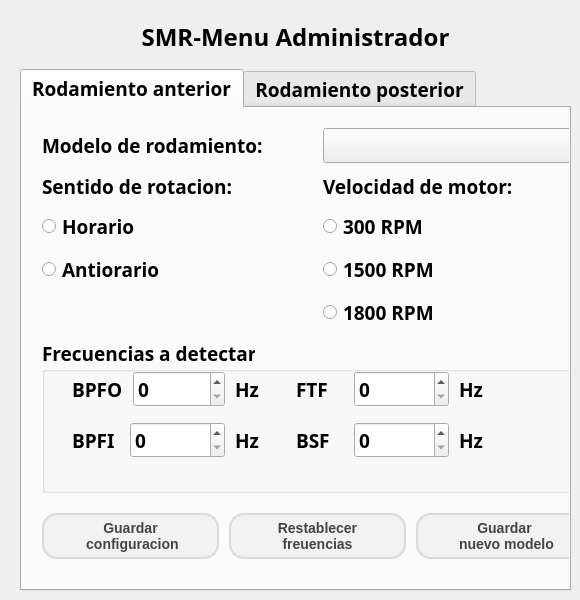
The window that app_smr/Qt/win_admin.ui (nvargas24/Sistema_medicion_de_rodamientos-SMR) describes before a commit, drawn with Qt 5.
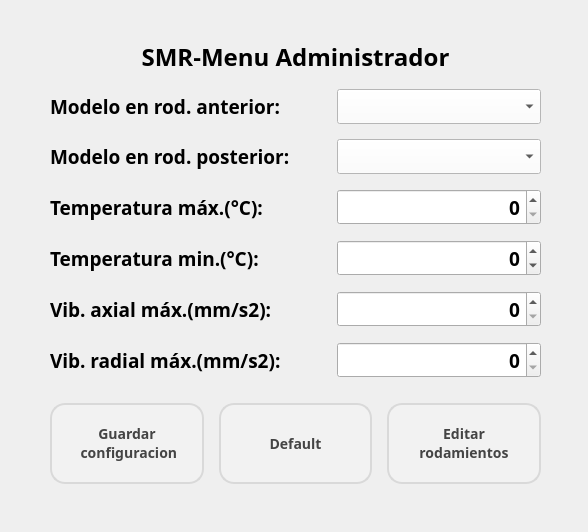
The same window after the commit.

Diff of the .ui file:
```diff
--- a/app_smr/Qt/win_admin.ui
+++ b/app_smr/Qt/win_admin.ui
@@ -1,28 +1,35 @@
 <?xml version="1.0" encoding="UTF-8"?>
 <ui version="4.0">
  <class>AdminWindow</class>
- <widget class="QMainWindow" name="AdminWindow">
+ <widget class="QWidget" name="AdminWindow">
   <property name="geometry">
    <rect>
     <x>0</x>
     <y>0</y>
-    <width>580</width>
-    <height>600</height>
+    <width>588</width>
+    <height>532</height>
    </rect>
   </property>
   <property name="windowTitle">
    <string>MainWindow</string>
   </property>
-  <widget class="QWidget" name="centralwidget">
    <widget class="QWidget" name="verticalLayoutWidget">
     <property name="geometry">
      <rect>
-      <x>20</x>
-      <y>20</y>
-      <width>551</width>
-      <height>571</height>
-     </rect>
-    </property>
+     <x>50</x>
+     <y>40</y>
+     <width>491</width>
+     <height>454</height>
+    </rect>
+   </property>
+   <property name="font">
+    <font>
+     <family>Segoe UI Semibold</family>
+     <pointsize>14</pointsize>
+     <weight>75</weight>
+     <bold>true</bold>
+    </font>
+   </property>
     <layout class="QVBoxLayout" name="verticalLayout">
      <property name="spacing">
       <number>15</number>
@@ -46,7 +53,9 @@
       </widget>
      </item>
      <item>
-      <widget class="QTabWidget" name="tab_rodamiento">
+     <layout class="QHBoxLayout" name="horizontalLayout_19" stretch="4,3">
+      <item>
+       <widget class="QLabel" name="label_29">
        <property name="font">
         <font>
          <family>Segoe UI Semibold</family>
@@ -55,711 +64,169 @@
          <bold>true</bold>
         </font>
        </property>
-       <property name="currentIndex">
-        <number>0</number>
-       </property>
-       <widget class="QWidget" name="tab">
-        <attribute name="title">
-         <string>Rodamiento anterior</string>
-        </attribute>
-        <widget class="QWidget" name="verticalLayoutWidget_7">
-         <property name="geometry">
-          <rect>
-           <x>20</x>
-           <y>20</y>
-           <width>551</width>
-           <height>441</height>
-          </rect>
-         </property>
-         <layout class="QVBoxLayout" name="verticalLayout_7" stretch="1,3,3,3">
-          <property name="spacing">
-           <number>10</number>
-          </property>
-          <item>
-           <layout class="QHBoxLayout" name="horizontalLayout_9">
-            <item>
-             <widget class="QLabel" name="label_13">
               <property name="text">
-               <string>Modelo de rodamiento:</string>
+         <string>Modelo en rod. anterior:</string>
               </property>
              </widget>
             </item>
             <item>
-             <widget class="QComboBox" name="cbox_modelo_rod_ant"/>
-            </item>
-           </layout>
-          </item>
-          <item>
-           <layout class="QHBoxLayout" name="horizontalLayout_10">
-            <property name="bottomMargin">
-             <number>0</number>
-            </property>
-            <item>
-             <layout class="QVBoxLayout" name="verticalLayout_8">
-              <item>
-               <widget class="QLabel" name="label_14">
-                <property name="text">
-                 <string>Sentido de rotacion:</string>
-                </property>
-               </widget>
-              </item>
-              <item>
-               <widget class="QRadioButton" name="rad_btn_h_ant">
-                <property name="text">
-                 <string>Horario</string>
+       <widget class="QComboBox" name="cbox_modelo_rod_ant">
+        <property name="font">
+         <font>
+          <family>Segoe UI Semibold</family>
+          <pointsize>14</pointsize>
+          <weight>75</weight>
+          <bold>true</bold>
+         </font>
+        </property>
+        <property name="focusPolicy">
+         <enum>Qt::ClickFocus</enum>
+        </property>
+        <property name="styleSheet">
+         <string notr="true">background-color: rgb(255, 255, 255);</string>
                 </property>
                </widget>
               </item>
-              <item>
-               <widget class="QRadioButton" name="rad_btn_a_ant">
-                <property name="text">
-                 <string>Antiorario</string>
-                </property>
-               </widget>
-              </item>
-              <item>
-               <spacer name="verticalSpacer_3">
-                <property name="orientation">
-                 <enum>Qt::Vertical</enum>
-                </property>
-                <property name="sizeHint" stdset="0">
-                 <size>
-                  <width>20</width>
-                  <height>40</height>
-                 </size>
-                </property>
-               </spacer>
-              </item>
              </layout>
             </item>
             <item>
-             <layout class="QVBoxLayout" name="verticalLayout_9">
+     <layout class="QHBoxLayout" name="horizontalLayout_18" stretch="4,3">
               <item>
-               <widget class="QLabel" name="label_15">
-                <property name="text">
-                 <string>Velocidad de motor:</string>
-                </property>
-               </widget>
-              </item>
-              <item>
-               <widget class="QRadioButton" name="rad_btn_v300_ant">
+       <widget class="QLabel" name="label_28">
+        <property name="font">
+         <font>
+          <family>Segoe UI Semibold</family>
+          <pointsize>14</pointsize>
+          <weight>75</weight>
+          <bold>true</bold>
+         </font>
+        </property>
                 <property name="text">
-                 <string>300 RPM</string>
+         <string>Modelo en rod. posterior:</string>
                 </property>
                </widget>
               </item>
               <item>
-               <widget class="QRadioButton" name="rad_btn_v1500_ant">
-                <property name="text">
-                 <string>1500 RPM</string>
-                </property>
-               </widget>
-              </item>
-              <item>
-               <widget class="QRadioButton" name="rad_btn_v1800_ant">
-                <property name="text">
-                 <string>1800 RPM</string>
-                </property>
-               </widget>
-              </item>
-              <item>
-               <spacer name="verticalSpacer_4">
-                <property name="orientation">
-                 <enum>Qt::Vertical</enum>
-                </property>
-                <property name="sizeHint" stdset="0">
-                 <size>
-                  <width>20</width>
-                  <height>40</height>
-                 </size>
-                </property>
-               </spacer>
-              </item>
-             </layout>
-            </item>
-           </layout>
-          </item>
-          <item>
-           <widget class="QGroupBox" name="groupBox_2">
-            <property name="title">
-             <string>Frecuencias a detectar</string>
-            </property>
-            <widget class="QWidget" name="horizontalLayoutWidget_7">
-             <property name="geometry">
-              <rect>
-               <x>30</x>
-               <y>30</y>
-               <width>411</width>
-               <height>91</height>
-              </rect>
-             </property>
-             <layout class="QHBoxLayout" name="horizontalLayout_11" stretch="7,1,7">
-              <property name="spacing">
-               <number>10</number>
-              </property>
-              <item>
-               <layout class="QVBoxLayout" name="verticalLayout_10">
-                <item>
-                 <layout class="QHBoxLayout" name="horizontalLayout_12" stretch="4,8,1">
-                  <item>
-                   <widget class="QLabel" name="label_16">
-                    <property name="text">
-                     <string>BPFO</string>
-                    </property>
-                   </widget>
-                  </item>
-                  <item>
-                   <widget class="QSpinBox" name="sbox_bpfo_ant">
-                    <property name="sizePolicy">
-                     <sizepolicy hsizetype="Expanding" vsizetype="Fixed">
-                      <horstretch>0</horstretch>
-                      <verstretch>0</verstretch>
-                     </sizepolicy>
-                    </property>
-                   </widget>
-                  </item>
-                  <item>
-                   <widget class="QLabel" name="label_17">
-                    <property name="sizePolicy">
-                     <sizepolicy hsizetype="Minimum" vsizetype="Preferred">
-                      <horstretch>0</horstretch>
-                      <verstretch>0</verstretch>
-                     </sizepolicy>
-                    </property>
-                    <property name="text">
-                     <string>Hz</string>
-                    </property>
-                   </widget>
-                  </item>
-                 </layout>
-                </item>
-                <item>
-                 <layout class="QHBoxLayout" name="horizontalLayout_13" stretch="4,8,1">
-                  <item>
-                   <widget class="QLabel" name="label_18">
-                    <property name="text">
-                     <string>BPFI</string>
-                    </property>
-                   </widget>
-                  </item>
-                  <item>
-                   <widget class="QSpinBox" name="sbox_bpfi_ant">
-                    <property name="sizePolicy">
-                     <sizepolicy hsizetype="Expanding" vsizetype="Fixed">
-                      <horstretch>0</horstretch>
-                      <verstretch>0</verstretch>
-                     </sizepolicy>
-                    </property>
-                   </widget>
-                  </item>
-                  <item>
-                   <widget class="QLabel" name="label_19">
-                    <property name="sizePolicy">
-                     <sizepolicy hsizetype="Minimum" vsizetype="Preferred">
-                      <horstretch>0</horstretch>
-                      <verstretch>0</verstretch>
-                     </sizepolicy>
-                    </property>
-                    <property name="text">
-                     <string>Hz</string>
-                    </property>
-                   </widget>
-                  </item>
-                 </layout>
-                </item>
-               </layout>
-              </item>
-              <item>
-               <spacer name="horizontalSpacer_2">
-                <property name="orientation">
-                 <enum>Qt::Horizontal</enum>
-                </property>
-                <property name="sizeHint" stdset="0">
-                 <size>
-                  <width>40</width>
-                  <height>20</height>
-                 </size>
-                </property>
-               </spacer>
-              </item>
-              <item>
-               <layout class="QVBoxLayout" name="verticalLayout_11">
-                <item>
-                 <layout class="QHBoxLayout" name="horizontalLayout_14" stretch="4,8,1">
-                  <item>
-                   <widget class="QLabel" name="label_20">
-                    <property name="text">
-                     <string>FTF</string>
-                    </property>
-                   </widget>
-                  </item>
-                  <item>
-                   <widget class="QSpinBox" name="sbox_ftf_ant">
-                    <property name="sizePolicy">
-                     <sizepolicy hsizetype="Expanding" vsizetype="Fixed">
-                      <horstretch>0</horstretch>
-                      <verstretch>0</verstretch>
-                     </sizepolicy>
-                    </property>
-                   </widget>
-                  </item>
-                  <item>
-                   <widget class="QLabel" name="label_21">
-                    <property name="text">
-                     <string>Hz</string>
-                    </property>
-                   </widget>
-                  </item>
-                 </layout>
-                </item>
-                <item>
-                 <layout class="QHBoxLayout" name="horizontalLayout_15" stretch="4,8,1">
-                  <item>
-                   <widget class="QLabel" name="label_22">
-                    <property name="text">
-                     <string>BSF</string>
-                    </property>
-                   </widget>
-                  </item>
-                  <item>
-                   <widget class="QSpinBox" name="sbox_bsf_ant">
-                    <property name="sizePolicy">
-                     <sizepolicy hsizetype="Expanding" vsizetype="Fixed">
-                      <horstretch>0</horstretch>
-                      <verstretch>0</verstretch>
-                     </sizepolicy>
-                    </property>
-                   </widget>
-                  </item>
-                  <item>
-                   <widget class="QLabel" name="label_23">
-                    <property name="text">
-                     <string>Hz</string>
-                    </property>
-                   </widget>
-                  </item>
-                 </layout>
-                </item>
-               </layout>
-              </item>
-             </layout>
-            </widget>
-           </widget>
-          </item>
-          <item>
-           <layout class="QHBoxLayout" name="horizontalLayout_16">
-            <property name="topMargin">
-             <number>10</number>
-            </property>
-            <property name="bottomMargin">
-             <number>10</number>
-            </property>
-            <item>
-             <widget class="QPushButton" name="btn_guardar_ant">
+       <widget class="QComboBox" name="cbox_modelo_rod_pos">
+        <property name="font">
+         <font>
+          <family>Segoe UI Semibold</family>
+          <pointsize>14</pointsize>
+          <weight>75</weight>
+          <bold>true</bold>
+         </font>
+        </property>
+        <property name="focusPolicy">
+         <enum>Qt::ClickFocus</enum>
+        </property>
               <property name="styleSheet">
-               <string notr="true">QPushButton {
-    background-color: #F2F2F2; /* Color de fondo */
-    border: 2px solid #D9D9D9; /* Borde gris claro */
-    border-radius: 15px; /* Bordes curvos */
-    padding: 5px 10px; /* Espacio interno para texto */
-    font-weight: bold; /* Texto en negrita */
-    font-size: 14px; /* Tamaño de fuente */
-    color: #444444; /* Color de texto */
-}
-
-QPushButton:hover {
-    background-color: #88AEF1; /* Color celeste */
-    border-color: #0078D7; /* Borde celeste */
-    color: #FFFFFF; /* Color de texto blanco */
-}
-
-QPushButton:focus {
-    background-color: #88AEF1; /* Color celeste */
-    border-color: #0078D7; /* Borde celeste */
-    color: #FFFFFF; /* Color de texto blanco */
-	outline: none; /* Elimina el contorno alrededor del QLineEdit al seleccionarlo */
-}</string>
-              </property>
-              <property name="text">
-               <string>Guardar 
- configuracion</string>
-              </property>
-              <property name="checkable">
-               <bool>false</bool>
-              </property>
-              <property name="autoRepeat">
-               <bool>false</bool>
-              </property>
-              <property name="autoDefault">
-               <bool>false</bool>
-              </property>
-              <property name="default">
-               <bool>false</bool>
-              </property>
-              <property name="flat">
-               <bool>false</bool>
-              </property>
-             </widget>
-            </item>
-            <item>
-             <widget class="QPushButton" name="btn_reset_ant">
-              <property name="styleSheet">
-               <string notr="true">QPushButton {
-    background-color: #F2F2F2; /* Color de fondo */
-    border: 2px solid #D9D9D9; /* Borde gris claro */
-    border-radius: 15px; /* Bordes curvos */
-    padding: 5px 10px; /* Espacio interno para texto */
-    font-weight: bold; /* Texto en negrita */
-    font-size: 14px; /* Tamaño de fuente */
-    color: #444444; /* Color de texto */
-}
-
-QPushButton:hover {
-    background-color: #88AEF1; /* Color celeste */
-    border-color: #0078D7; /* Borde celeste */
-    color: #FFFFFF; /* Color de texto blanco */
-}
-
-QPushButton:focus {
-    background-color: #88AEF1; /* Color celeste */
-    border-color: #0078D7; /* Borde celeste */
-    color: #FFFFFF; /* Color de texto blanco */
-	outline: none; /* Elimina el contorno alrededor del QLineEdit al seleccionarlo */
-}</string>
-              </property>
-              <property name="text">
-               <string>Restablecer 
-freuencias</string>
-              </property>
-             </widget>
-            </item>
-            <item>
-             <widget class="QPushButton" name="btn_new_rod_ant">
-              <property name="styleSheet">
-               <string notr="true">QPushButton {
-    background-color: #F2F2F2; /* Color de fondo */
-    border: 2px solid #D9D9D9; /* Borde gris claro */
-    border-radius: 15px; /* Bordes curvos */
-    padding: 5px 10px; /* Espacio interno para texto */
-    font-weight: bold; /* Texto en negrita */
-    font-size: 14px; /* Tamaño de fuente */
-    color: #444444; /* Color de texto */
-}
-
-QPushButton:hover {
-    background-color: #88AEF1; /* Color celeste */
-    border-color: #0078D7; /* Borde celeste */
-    color: #FFFFFF; /* Color de texto blanco */
-}
-
-QPushButton:focus {
-    background-color: #88AEF1; /* Color celeste */
-    border-color: #0078D7; /* Borde celeste */
-    color: #FFFFFF; /* Color de texto blanco */
-	outline: none; /* Elimina el contorno alrededor del QLineEdit al seleccionarlo */
-}</string>
-              </property>
-              <property name="text">
-               <string>Guardar
- nuevo modelo</string>
-              </property>
-             </widget>
-            </item>
-           </layout>
-          </item>
-         </layout>
-        </widget>
-       </widget>
-       <widget class="QWidget" name="tab_2">
-        <attribute name="title">
-         <string>Rodamiento posterior</string>
-        </attribute>
-        <widget class="QWidget" name="verticalLayoutWidget_2">
-         <property name="geometry">
-          <rect>
-           <x>20</x>
-           <y>20</y>
-           <width>529</width>
-           <height>441</height>
-          </rect>
-         </property>
-         <layout class="QVBoxLayout" name="verticalLayout_2" stretch="1,3,3,3">
-          <property name="spacing">
-           <number>10</number>
-          </property>
+         <string notr="true">background-color: rgb(255, 255, 255);</string>
+        </property>
+       </widget>
+      </item>
+     </layout>
+    </item>
           <item>
-           <layout class="QHBoxLayout" name="horizontalLayout">
+     <layout class="QHBoxLayout" name="horizontalLayout" stretch="4,3">
             <item>
              <widget class="QLabel" name="label_2">
               <property name="text">
-               <string>Modelo de rodamiento:</string>
+         <string>Temperatura máx.(°C):</string>
               </property>
              </widget>
             </item>
             <item>
-             <widget class="QComboBox" name="cbox_modelo_rod_pos"/>
+       <widget class="QSpinBox" name="sbox_temp_max">
+        <property name="focusPolicy">
+         <enum>Qt::ClickFocus</enum>
+        </property>
+        <property name="alignment">
+         <set>Qt::AlignRight|Qt::AlignTrailing|Qt::AlignVCenter</set>
+        </property>
+        <property name="minimum">
+         <number>0</number>
+        </property>
+        <property name="maximum">
+         <number>100</number>
+        </property>
+        <property name="value">
+         <number>0</number>
+        </property>
+       </widget>
             </item>
            </layout>
           </item>
           <item>
-           <layout class="QHBoxLayout" name="horizontalLayout_2">
-            <property name="bottomMargin">
-             <number>0</number>
-            </property>
-            <item>
-             <layout class="QVBoxLayout" name="verticalLayout_3">
+     <layout class="QHBoxLayout" name="horizontalLayout_2" stretch="4,3">
               <item>
                <widget class="QLabel" name="label_3">
                 <property name="text">
-                 <string>Sentido de rotacion:</string>
+         <string>Temperatura min.(°C):</string>
                 </property>
                </widget>
               </item>
               <item>
-               <widget class="QRadioButton" name="rad_btn_h_pos">
-                <property name="text">
-                 <string>Horario</string>
-                </property>
-               </widget>
-              </item>
-              <item>
-               <widget class="QRadioButton" name="rad_btn_a_pos">
-                <property name="text">
-                 <string>Antiorario</string>
-                </property>
-               </widget>
-              </item>
-              <item>
-               <spacer name="verticalSpacer">
-                <property name="orientation">
-                 <enum>Qt::Vertical</enum>
-                </property>
-                <property name="sizeHint" stdset="0">
-                 <size>
-                  <width>20</width>
-                  <height>40</height>
-                 </size>
-                </property>
-               </spacer>
+       <widget class="QSpinBox" name="sbox_temp_min">
+        <property name="focusPolicy">
+         <enum>Qt::ClickFocus</enum>
+        </property>
+        <property name="alignment">
+         <set>Qt::AlignRight|Qt::AlignTrailing|Qt::AlignVCenter</set>
+        </property>
+        <property name="minimum">
+         <number>-50</number>
+        </property>
+        <property name="maximum">
+         <number>100</number>
+        </property>
+       </widget>
               </item>
              </layout>
             </item>
             <item>
-             <layout class="QVBoxLayout" name="verticalLayout_4">
+     <layout class="QHBoxLayout" name="horizontalLayout_3" stretch="4,3">
               <item>
                <widget class="QLabel" name="label_4">
                 <property name="text">
-                 <string>Velocidad de motor:</string>
+         <string>Vib. axial máx.(mm/s2):</string>
                 </property>
                </widget>
               </item>
               <item>
-               <widget class="QRadioButton" name="rad_btn_v300_pos">
-                <property name="text">
-                 <string>300 RPM</string>
-                </property>
-               </widget>
-              </item>
-              <item>
-               <widget class="QRadioButton" name="rad_btn_v1500_pos">
-                <property name="text">
-                 <string>1500 RPM</string>
+       <widget class="QSpinBox" name="sbox_axial_max">
+        <property name="focusPolicy">
+         <enum>Qt::ClickFocus</enum>
+        </property>
+        <property name="alignment">
+         <set>Qt::AlignRight|Qt::AlignTrailing|Qt::AlignVCenter</set>
                 </property>
                </widget>
               </item>
-              <item>
-               <widget class="QRadioButton" name="rad_btn_v1800_pos">
-                <property name="text">
-                 <string>1800 RPM</string>
-                </property>
-               </widget>
-              </item>
-              <item>
-               <spacer name="verticalSpacer_2">
-                <property name="orientation">
-                 <enum>Qt::Vertical</enum>
-                </property>
-                <property name="sizeHint" stdset="0">
-                 <size>
-                  <width>20</width>
-                  <height>40</height>
-                 </size>
-                </property>
-               </spacer>
-              </item>
-             </layout>
-            </item>
-           </layout>
-          </item>
+     </layout>
+    </item>
           <item>
-           <widget class="QGroupBox" name="groupBox">
-            <property name="title">
-             <string>Frecuencias a detectar</string>
-            </property>
-            <widget class="QWidget" name="horizontalLayoutWidget_5">
-             <property name="geometry">
-              <rect>
-               <x>30</x>
-               <y>30</y>
-               <width>411</width>
-               <height>91</height>
-              </rect>
-             </property>
-             <layout class="QHBoxLayout" name="horizontalLayout_7" stretch="7,1,7">
-              <property name="spacing">
-               <number>10</number>
-              </property>
-              <item>
-               <layout class="QVBoxLayout" name="verticalLayout_5">
-                <item>
-                 <layout class="QHBoxLayout" name="horizontalLayout_3" stretch="4,8,1">
+     <layout class="QHBoxLayout" name="horizontalLayout_4" stretch="4,3">
                   <item>
                    <widget class="QLabel" name="label_5">
                     <property name="text">
-                     <string>BPFO</string>
+         <string>Vib. radial máx.(mm/s2):</string>
                     </property>
                    </widget>
                   </item>
                   <item>
-                   <widget class="QSpinBox" name="sbox_bpfo_pos">
-                    <property name="sizePolicy">
-                     <sizepolicy hsizetype="Expanding" vsizetype="Fixed">
-                      <horstretch>0</horstretch>
-                      <verstretch>0</verstretch>
-                     </sizepolicy>
-                    </property>
-                   </widget>
-                  </item>
-                  <item>
-                   <widget class="QLabel" name="label_10">
-                    <property name="sizePolicy">
-                     <sizepolicy hsizetype="Minimum" vsizetype="Preferred">
-                      <horstretch>0</horstretch>
-                      <verstretch>0</verstretch>
-                     </sizepolicy>
-                    </property>
-                    <property name="text">
-                     <string>Hz</string>
-                    </property>
+       <widget class="QSpinBox" name="sbox_radial_max">
+        <property name="focusPolicy">
+         <enum>Qt::ClickFocus</enum>
+        </property>
+        <property name="alignment">
+         <set>Qt::AlignRight|Qt::AlignTrailing|Qt::AlignVCenter</set>
+        </property>
                    </widget>
                   </item>
                  </layout>
                 </item>
                 <item>
-                 <layout class="QHBoxLayout" name="horizontalLayout_4" stretch="4,8,1">
-                  <item>
-                   <widget class="QLabel" name="label_6">
-                    <property name="text">
-                     <string>BPFI</string>
-                    </property>
-                   </widget>
-                  </item>
-                  <item>
-                   <widget class="QSpinBox" name="sbox_bpfi_pos">
-                    <property name="sizePolicy">
-                     <sizepolicy hsizetype="Expanding" vsizetype="Fixed">
-                      <horstretch>0</horstretch>
-                      <verstretch>0</verstretch>
-                     </sizepolicy>
-                    </property>
-                   </widget>
-                  </item>
-                  <item>
-                   <widget class="QLabel" name="label_9">
-                    <property name="sizePolicy">
-                     <sizepolicy hsizetype="Minimum" vsizetype="Preferred">
-                      <horstretch>0</horstretch>
-                      <verstretch>0</verstretch>
-                     </sizepolicy>
-                    </property>
-                    <property name="text">
-                     <string>Hz</string>
-                    </property>
-                   </widget>
-                  </item>
-                 </layout>
-                </item>
-               </layout>
-              </item>
-              <item>
-               <spacer name="horizontalSpacer">
-                <property name="orientation">
-                 <enum>Qt::Horizontal</enum>
-                </property>
-                <property name="sizeHint" stdset="0">
-                 <size>
-                  <width>40</width>
-                  <height>20</height>
-                 </size>
-                </property>
-               </spacer>
-              </item>
-              <item>
-               <layout class="QVBoxLayout" name="verticalLayout_6">
-                <item>
-                 <layout class="QHBoxLayout" name="horizontalLayout_5" stretch="4,8,1">
-                  <item>
-                   <widget class="QLabel" name="label_7">
-                    <property name="text">
-                     <string>BSF</string>
-                    </property>
-                   </widget>
-                  </item>
-                  <item>
-                   <widget class="QSpinBox" name="sbox_bsf_pos">
-                    <property name="sizePolicy">
-                     <sizepolicy hsizetype="Expanding" vsizetype="Fixed">
-                      <horstretch>0</horstretch>
-                      <verstretch>0</verstretch>
-                     </sizepolicy>
-                    </property>
-                   </widget>
-                  </item>
-                  <item>
-                   <widget class="QLabel" name="label_11">
-                    <property name="text">
-                     <string>Hz</string>
-                    </property>
-                   </widget>
-                  </item>
-                 </layout>
-                </item>
-                <item>
-                 <layout class="QHBoxLayout" name="horizontalLayout_6" stretch="4,8,1">
-                  <item>
-                   <widget class="QLabel" name="label_8">
-                    <property name="text">
-                     <string>FTF</string>
-                    </property>
-                   </widget>
-                  </item>
-                  <item>
-                   <widget class="QSpinBox" name="sbox_ftf_pos">
-                    <property name="sizePolicy">
-                     <sizepolicy hsizetype="Expanding" vsizetype="Fixed">
-                      <horstretch>0</horstretch>
-                      <verstretch>0</verstretch>
-                     </sizepolicy>
-                    </property>
-                   </widget>
-                  </item>
-                  <item>
-                   <widget class="QLabel" name="label_12">
-                    <property name="text">
-                     <string>Hz</string>
-                    </property>
-                   </widget>
-                  </item>
-                 </layout>
-                </item>
-               </layout>
-              </item>
-             </layout>
-            </widget>
-           </widget>
-          </item>
-          <item>
-           <layout class="QHBoxLayout" name="horizontalLayout_8">
+     <layout class="QHBoxLayout" name="horizontalLayout_16">
             <property name="topMargin">
              <number>10</number>
             </property>
@@ -767,7 +234,16 @@
              <number>10</number>
             </property>
             <item>
-             <widget class="QPushButton" name="btn_guardar_pos">
+       <widget class="QPushButton" name="btn_guardar">
+        <property name="sizePolicy">
+         <sizepolicy hsizetype="Minimum" vsizetype="Expanding">
+          <horstretch>0</horstretch>
+          <verstretch>0</verstretch>
+         </sizepolicy>
+        </property>
+        <property name="focusPolicy">
+         <enum>Qt::NoFocus</enum>
+        </property>
               <property name="styleSheet">
                <string notr="true">QPushButton {
     background-color: #F2F2F2; /* Color de fondo */
@@ -814,7 +290,16 @@
              </widget>
             </item>
             <item>
-             <widget class="QPushButton" name="btn_reset_pos">
+       <widget class="QPushButton" name="btn_reset">
+        <property name="sizePolicy">
+         <sizepolicy hsizetype="Minimum" vsizetype="Expanding">
+          <horstretch>0</horstretch>
+          <verstretch>0</verstretch>
+         </sizepolicy>
+        </property>
+        <property name="focusPolicy">
+         <enum>Qt::NoFocus</enum>
+        </property>
               <property name="styleSheet">
                <string notr="true">QPushButton {
     background-color: #F2F2F2; /* Color de fondo */
@@ -840,13 +325,21 @@
 }</string>
               </property>
               <property name="text">
-               <string>Restablecer 
-frecuencias</string>
+         <string>Default</string>
               </property>
              </widget>
             </item>
             <item>
-             <widget class="QPushButton" name="btn_new_rod_pos">
+       <widget class="QPushButton" name="btn_edit_rod">
+        <property name="sizePolicy">
+         <sizepolicy hsizetype="Minimum" vsizetype="Expanding">
+          <horstretch>0</horstretch>
+          <verstretch>0</verstretch>
+         </sizepolicy>
+        </property>
+        <property name="focusPolicy">
+         <enum>Qt::NoFocus</enum>
+        </property>
               <property name="styleSheet">
                <string notr="true">QPushButton {
     background-color: #F2F2F2; /* Color de fondo */
@@ -872,20 +365,14 @@
 }</string>
               </property>
               <property name="text">
-               <string>Guardar
- nuevo modelo</string>
+         <string>Editar 
+rodamientos</string>
               </property>
              </widget>
             </item>
            </layout>
           </item>
          </layout>
-        </widget>
-       </widget>
-      </widget>
-     </item>
-    </layout>
-   </widget>
   </widget>
  </widget>
  <resources/>
```
Left out of the diff: 2 changed lines with no effect on the pictures. Lines whose indentation alone changed are shown as unchanged.
